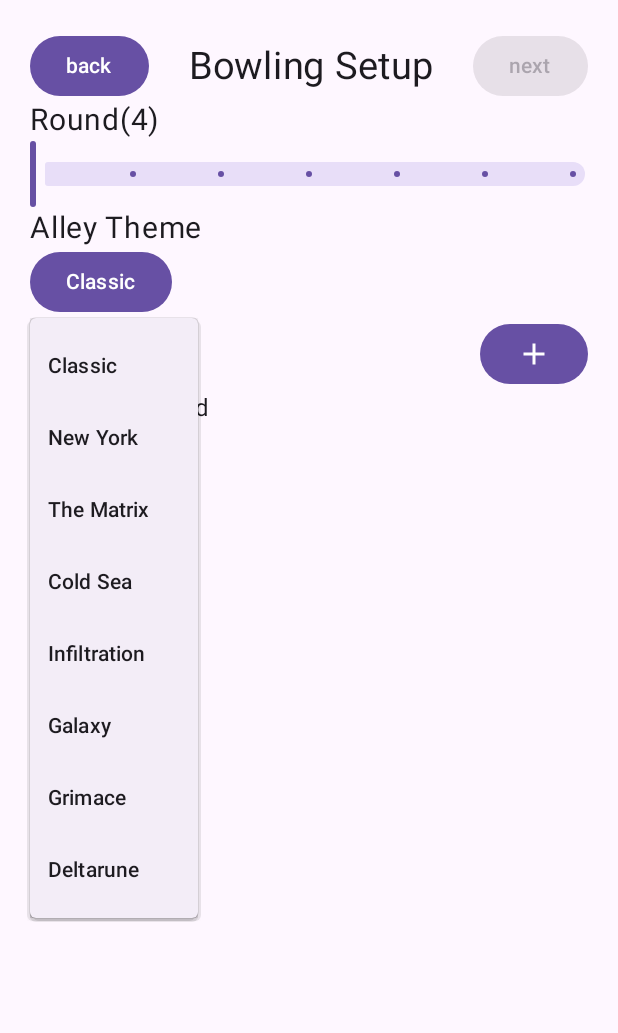
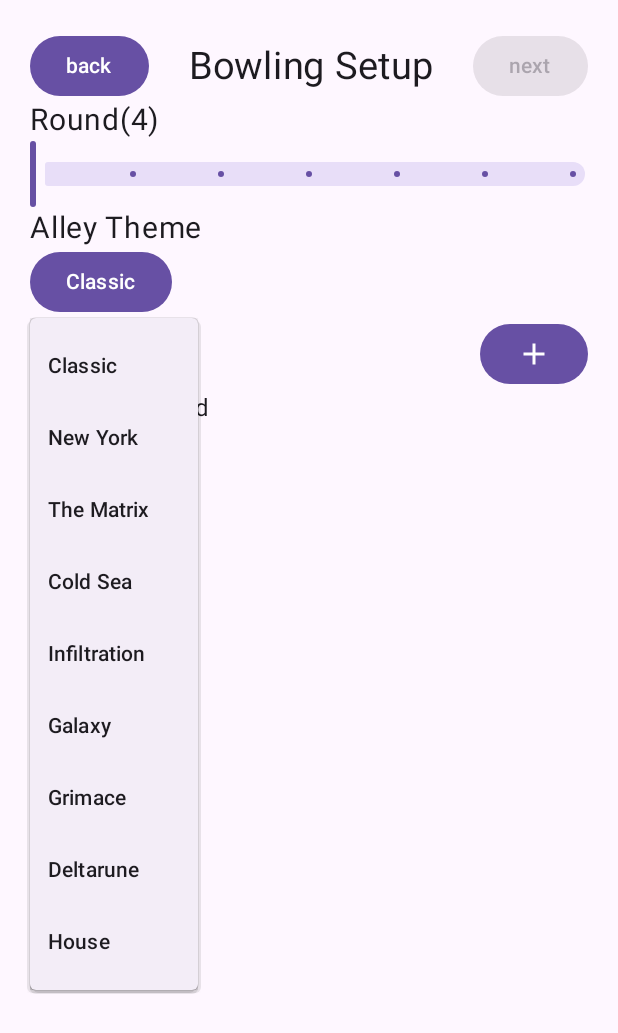
Before and after one commit to AD6F/bowling-controller, an Android app built with Jetpack Compose: the GameSetup screen opened directly, with no data from a screen before it, after a tap on "Classic", on a phone screen of 412 x 824 dp. Shown: the top 1033 px of the screen. Run offline under Robolectric (Android 15) with nearby library versions, the phone set to English and light mode, and no system bars; libraries missing offline, so code that uses them is left out: com.google.android.gms; 2 statements that could not run were skipped.

Commit message:
Added House map in GameSetup.

```diff
--- a/app/src/main/java/com/ad6f/bowling/GameSetup.kt
+++ b/app/src/main/java/com/ad6f/bowling/GameSetup.kt
@@ -98,7 +98,7 @@ class GameSetup : ComponentActivity() {
         }
     }
 }
-val mapOptions = arrayListOf("Classic", "New York", "The Matrix", "Cold Sea", "Infiltration", "Galaxy", "Grimace", "Deltarune")
+val mapOptions = arrayListOf("Classic", "New York", "The Matrix", "Cold Sea", "Infiltration", "Galaxy", "Grimace", "Deltarune", "House")
 const val OPTION_TITLE = 20;
 
 // state to send to the chromecast
--- a/app/src/main/res/values/strings.xml
+++ b/app/src/main/res/values/strings.xml
@@ -31,6 +31,6 @@
     <string name="title_activity_game_setup">GameSetup</string>
     <string name="title_activity_home">Home</string>
     <string name="title_activity_game_loop">GameLoop</string>
-    <string name="version">Version 1.1</string>
+    <string name="version">Version 1.1.3</string>
     <string name="credits">Credits</string>
 </resources>
--- a/settings.gradle
+++ b/settings.gradle
@@ -14,5 +14,5 @@ dependencyResolutionManagement {
     }
 }
 
-rootProject.name = "My Application"
+rootProject.name = "Bowling Controller"
 include ':app'
```
